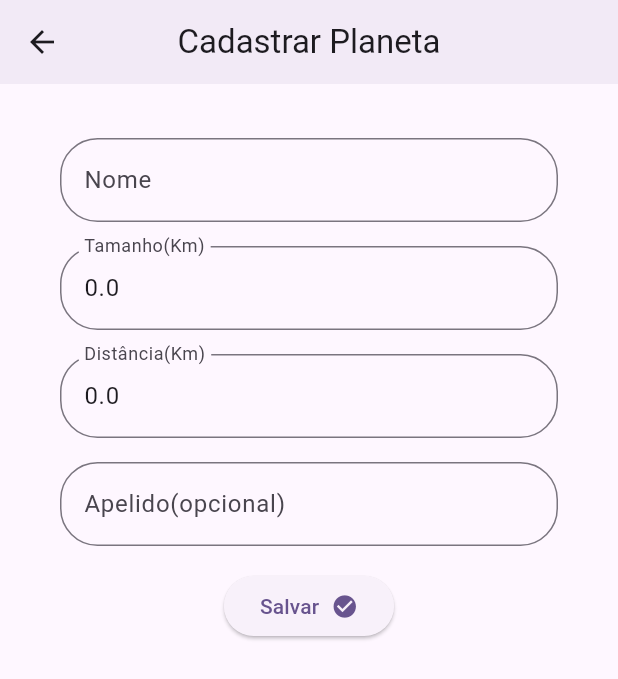
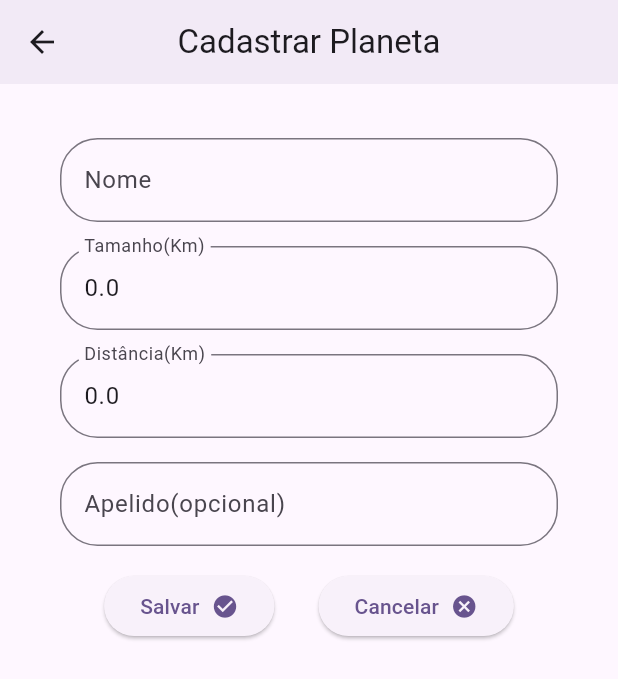
Before and after one commit to jhreeis/app-planetas, a Flutter app: the screen it shows after launch, after a tap on the "add" icon, on a phone screen of 412 x 824 dp. Shown: the top 679 px of the screen. Run offline on Flutter 3.47's test engine with Material 3 defaults, Android fonts, the phone set to English and light mode, and no system bars; our stand-ins replace sqflite; accounts and stored records are empty.

Commit message:
Adição do botão 'cancelar' e exclusão da faixa.

```diff
--- a/lib/main.dart
+++ b/lib/main.dart
@@ -13,6 +13,7 @@ class MyApp extends StatelessWidget {
   @override
   Widget build(BuildContext context) {
     return MaterialApp(
+      debugShowCheckedModeBanner: false,
       title: 'Planetas',
       theme: ThemeData(
         colorScheme: ColorScheme.fromSeed(seedColor: Colors.deepPurple),
@@ -88,7 +89,7 @@ class _MyHomePageState extends State<MyHomePage> {
     return Scaffold(
       appBar: AppBar(
         backgroundColor: Theme.of(context).colorScheme.inversePrimary,
-        title: const Text('Cadastrar Planetas'),
+        title: const Text('Cadastro de Planetas'),
       ),
       body: ListView.builder(
         itemCount: _planetas.length,
--- a/lib/telas/telaplaneta.dart
+++ b/lib/telas/telaplaneta.dart
@@ -67,7 +67,8 @@ class _TelaPlanetaState extends State<TelaPlaneta> {
       }
       ScaffoldMessenger.of(context).showSnackBar(
         SnackBar(
-          content: Text('Planeta ${widget.isIncluir ? 'cadastrado' : 'alterado'} com sucesso!'),
+          content: Text(
+              'Planeta ${widget.isIncluir ? 'cadastrado' : 'alterado'} com sucesso!'),
         ),
       );
 
@@ -181,6 +182,9 @@ class _TelaPlanetaState extends State<TelaPlaneta> {
                   },
                 ),
                 const SizedBox(height: 16),
+                Row(
+                  mainAxisAlignment: MainAxisAlignment.spaceEvenly,
+                  children: [
                     ElevatedButton(
                       onPressed: _submitForm,
                       child: const Row(
@@ -191,6 +195,19 @@ class _TelaPlanetaState extends State<TelaPlaneta> {
                           Icon(Icons.check_circle),
                         ],
                       ),
+                    ),
+                    ElevatedButton(
+                      onPressed: () => Navigator.of(context).pop(),
+                      child: const Row(
+                        mainAxisSize: MainAxisSize.min,
+                        children: [
+                          Text('Cancelar'),
+                          SizedBox(width: 8),
+                          Icon(Icons.cancel),
+                        ],
+                      ),
+                    ),
+                  ],
                 )
               ],
             ),
```
Lines whose indentation alone changed are shown as unchanged.
